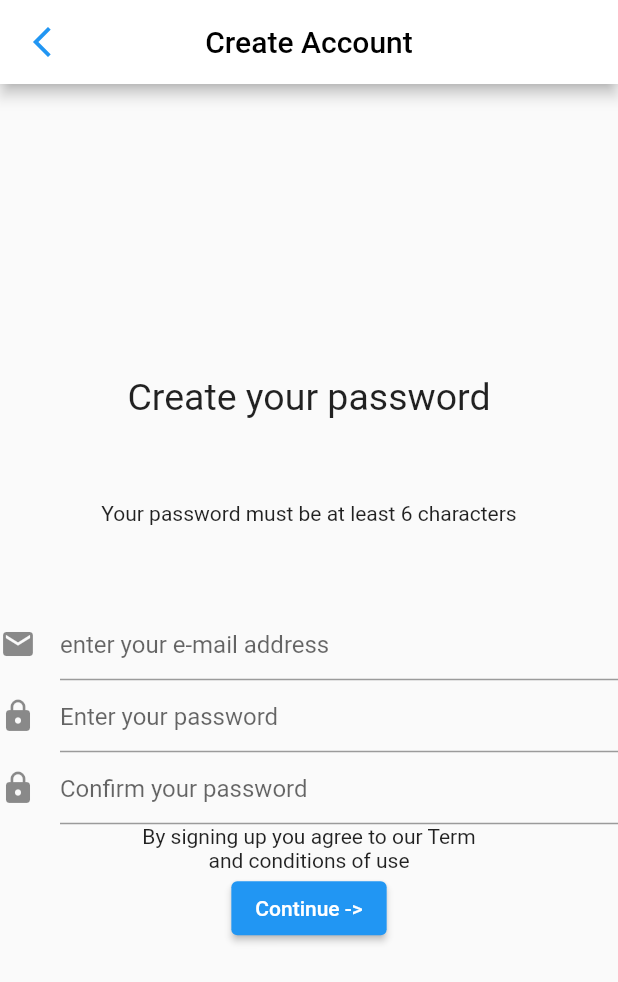
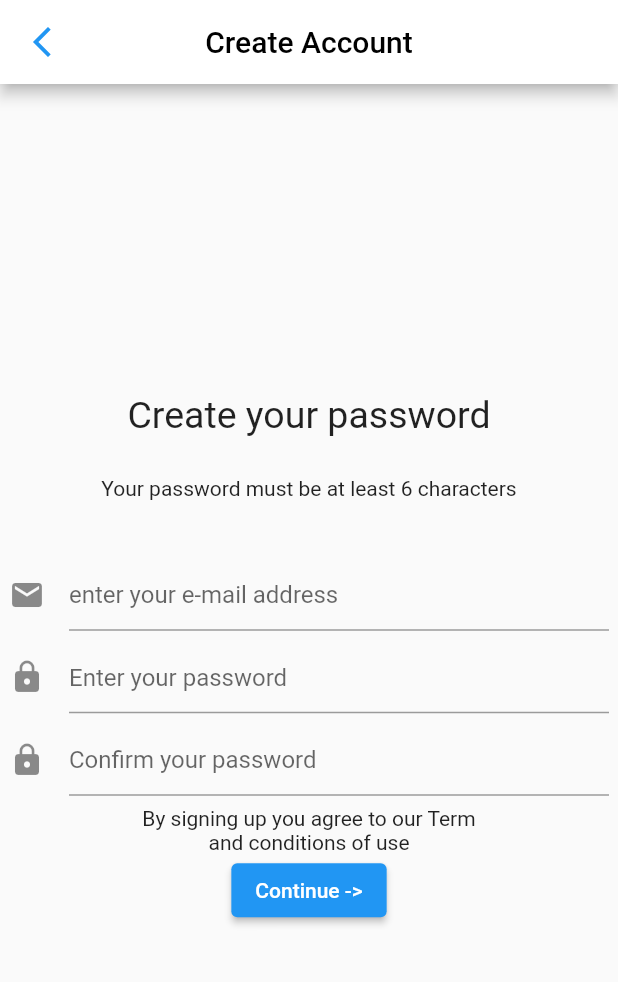
Before and after one commit to hun9357/firebase_flutter_demo, a Flutter app: the screen it shows after launch, after a tap on "Sign Up", on a phone screen of 412 x 824 dp. Shown: the top 982 px of the screen. Run offline on Flutter 3.47's test engine with Material 2 defaults, Android fonts, the phone set to English and light mode, and no system bars; our stand-ins replace cloud_firestore, firebase_auth, firebase_core; accounts and stored records are empty; network calls fail.

Commit message:
comments added and style fixed

```diff
--- a/lib/screens/homepage.dart
+++ b/lib/screens/homepage.dart
@@ -30,6 +30,7 @@ class _HomePage extends State<HomePage> {
     });
   }
 
+  //update last name
   Future updateFn() async {
     var collection = await FirebaseFirestore.instance
         .collection('User')
@@ -39,6 +40,7 @@ class _HomePage extends State<HomePage> {
         .catchError((error) => print("Failed: " '$error'));
   }
 
+  //update first name
   Future updateLn() async {
     var collection = await FirebaseFirestore.instance
         .collection('User')
@@ -48,6 +50,7 @@ class _HomePage extends State<HomePage> {
         .catchError((error) => print("Failed: " '$error'));
   }
 
+  //log out
   Future signOut() async {
     await FirebaseAuth.instance.signOut();
   }
--- a/lib/screens/login.dart
+++ b/lib/screens/login.dart
@@ -10,11 +10,10 @@ class LoginPage extends StatefulWidget {
 }
 
 class _LoginPage extends State<LoginPage> {
-  // TextEditingController nameController = TextEditingController();
   final emailController = TextEditingController();
   final pwController = TextEditingController();
-
-  navigateToDeviceScreen() {
+  //navigate to reigster page
+  navigateToRegisterScreen() {
     Navigator.push(
         context, MaterialPageRoute(builder: (context) => const RegisterPage()));
   }
@@ -26,7 +25,20 @@ class _LoginPage extends State<LoginPage> {
           email: emailController.text.trim(),
           password: pwController.text.trim());
     } on FirebaseAuthException catch (e) {
-      print(e);
+      ScaffoldMessenger.of(context).showSnackBar(SnackBar(
+        behavior: SnackBarBehavior.floating,
+        content: Container(
+          padding: const EdgeInsets.all(8),
+          height: 70,
+          decoration: const BoxDecoration(
+            color: Colors.red,
+            borderRadius: BorderRadius.all(Radius.circular(15)),
+          ),
+          child: const Center(
+            child: Text('Please enter correct credentials'),
+          ),
+        ),
+      ));
     }
   }
 
@@ -40,35 +52,44 @@ class _LoginPage extends State<LoginPage> {
   @override
   Widget build(BuildContext context) {
     return Scaffold(
+      resizeToAvoidBottomInset: false,
       body: Center(
         child: Column(
           mainAxisAlignment: MainAxisAlignment.center,
           children: <Widget>[
-            const Text(
+            SizedBox(
+              height: 150,
+              child: const Text(
                 "Welcome!",
                 style: TextStyle(fontSize: 45),
               ),
-            const SizedBox(height: 66),
-            TextField(
+            ),
+            SizedBox(
+              height: 50,
+              width: 400,
+              child: TextField(
                 controller: emailController,
                 decoration: InputDecoration(
                   icon: Icon(Icons.email),
                   hintText: 'email address',
-                  border: OutlineInputBorder()),
                 ),
-            const SizedBox(height: 10),
-            TextField(
+              ),
+            ),
+            SizedBox(
+              height: 50,
+              width: 400,
+              child: TextField(
                   controller: pwController,
                   obscureText: true,
                   decoration: InputDecoration(
                     icon: Icon(Icons.lock),
                     hintText: 'password',
-                  border: OutlineInputBorder()),
+                  )),
             ),
             ElevatedButton(onPressed: signIn, child: const Text('Login')),
             ElevatedButton(
                 onPressed: () {
-                  navigateToDeviceScreen();
+                  navigateToRegisterScreen();
                 },
                 child: const Text('Sign Up'))
           ],
--- a/lib/screens/register.dart
+++ b/lib/screens/register.dart
@@ -12,6 +12,7 @@ class RegisterPage extends StatefulWidget {
 }
 
 class _RegisterPage extends State<RegisterPage> {
+  //navitage to additional info page with passing uid parameter
   Future navigateToAdd(uid) async {
     print(uid);
     await Navigator.push(
@@ -22,7 +23,9 @@ class _RegisterPage extends State<RegisterPage> {
   final pwController = TextEditingController();
   var uid;
 
+  //create user using firebase auth and create user info based on firebase auth uid
   Future createUser() async {
+    try {
       await FirebaseAuth.instance
           .createUserWithEmailAndPassword(
               email: emailController.text, password: pwController.text)
@@ -31,12 +34,29 @@ class _RegisterPage extends State<RegisterPage> {
           .collection('User')
           .doc(uid)
           .set({'first_name': 'random', 'last_name': 'random'});
+    } on FirebaseAuthException catch (e) {
+      ScaffoldMessenger.of(context).showSnackBar(SnackBar(
+        behavior: SnackBarBehavior.floating,
+        content: Container(
+          padding: const EdgeInsets.all(8),
+          height: 70,
+          decoration: const BoxDecoration(
+            color: Colors.red,
+            borderRadius: BorderRadius.all(Radius.circular(15)),
+          ),
+          child: const Center(
+            child: Text('Please enter all informations'),
+          ),
+        ),
+      ));
+    }
     return uid;
   }
 
   @override
   Widget build(BuildContext context) {
     return Scaffold(
+        resizeToAvoidBottomInset: false,
         appBar: AppBar(
           backgroundColor: Colors.white,
           leading: IconButton(
@@ -59,32 +79,47 @@ class _RegisterPage extends State<RegisterPage> {
           child: Column(
             mainAxisAlignment: MainAxisAlignment.center,
             children: <Widget>[
-              Text("Create your password", style: TextStyle(fontSize: 25)),
               SizedBox(
                 height: 55,
+                child: Text("Create your password",
+                    style: TextStyle(fontSize: 25)),
               ),
-              Text('Your password must be at least 6 characters'),
               SizedBox(
                 height: 55,
+                child: Text('Your password must be at least 6 characters'),
               ),
-              TextField(
+              SizedBox(
+                width: 400,
+                height: 55,
+                child: TextField(
                   controller: emailController,
                   decoration: InputDecoration(
                     icon: Icon(Icons.email),
                     hintText: 'enter your e-mail address',
                   ),
                 ),
-              TextField(
+              ),
+              SizedBox(
+                width: 400,
+                height: 55,
+                child: TextField(
                   controller: pwController,
+                  obscureText: true,
                   decoration: InputDecoration(
                     icon: Icon(Icons.lock),
                     hintText: 'Enter your password',
                   ),
                 ),
-              TextField(
+              ),
+              SizedBox(
+                width: 400,
+                height: 55,
+                child: TextField(
+                  obscureText: true,
                   decoration: InputDecoration(
                     icon: Icon(Icons.lock),
                     hintText: 'Confirm your password',
+                  ),
                 ),
               ),
               Text('By signing up you agree to our Term'),
@@ -92,7 +127,10 @@ class _RegisterPage extends State<RegisterPage> {
               ElevatedButton(
                   onPressed: () async {
                     uid = await createUser();
+                    //if user successfully created
+                    if (uid != null) {
                       await navigateToAdd(uid);
+                    }
                   },
                   child: Text('Continue ->'))
             ],
@@ -116,6 +154,7 @@ class _additionalPage extends State<additionalPage> {
         context, MaterialPageRoute(builder: (context) => HomePage()));
   }
 
+  //change default first name and last name by user input info
   Future setName(uid) async {
     print(uid);
     var data = await FirebaseFirestore.instance
@@ -130,6 +169,7 @@ class _additionalPage extends State<additionalPage> {
 
   @override
   Widget build(BuildContext context) => Scaffold(
+        resizeToAvoidBottomInset: false,
         appBar: AppBar(
           backgroundColor: Colors.white,
           leading: IconButton(
@@ -170,12 +210,6 @@ class _additionalPage extends State<additionalPage> {
                   hintText: 'Enter your last name',
                 ),
               ),
-              TextField(
-                decoration: InputDecoration(
-                  icon: Icon(Icons.lock),
-                  hintText: 'Confirm your password',
-                ),
-              ),
               Text('By signing up you agree to our Term'),
               Text('and conditions of use'),
               ElevatedButton(
```
Lines whose indentation alone changed are shown as unchanged.
